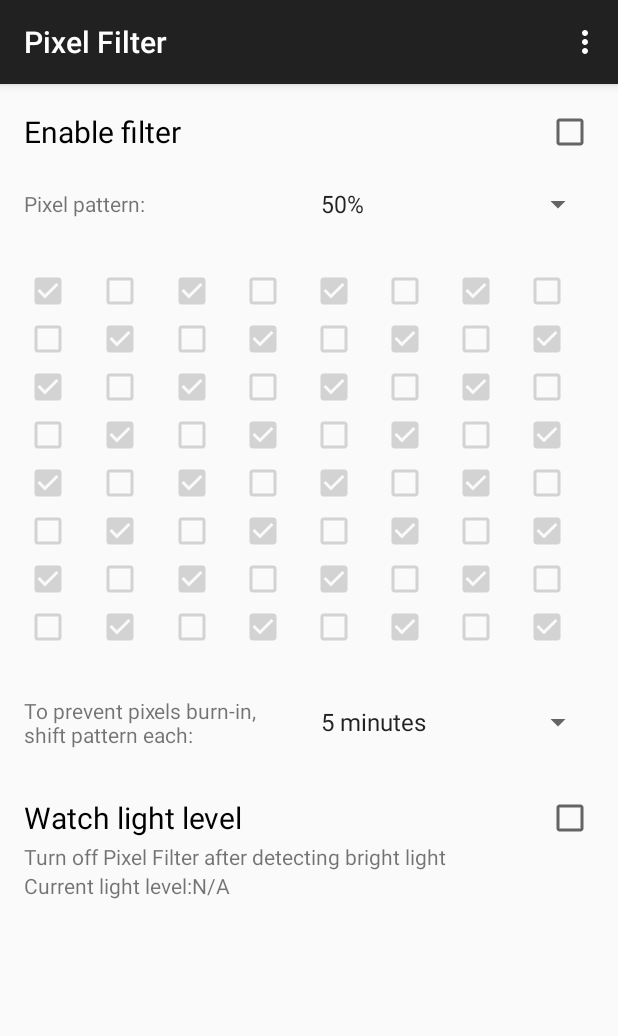
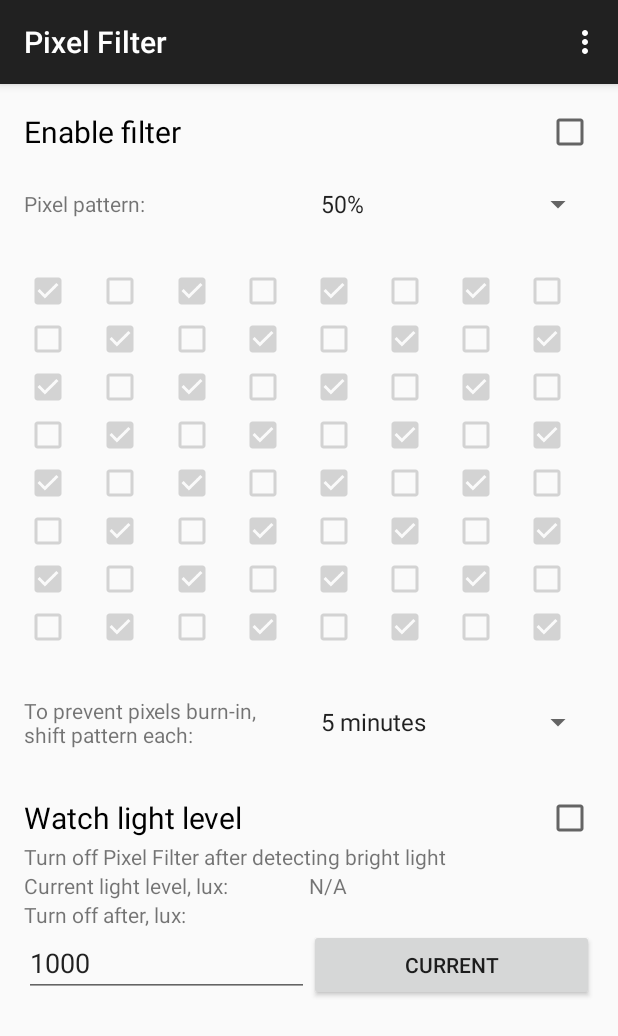
Before and after one commit to pelya/screen-dimmer-pixel-filter, an Android app: the screen it shows after launch (MainActivity), on a phone screen of 412 x 824 dp. Shown: the top 1036 px of the screen. Run offline under Robolectric (Android 15) with nearby library versions, the phone set to English and light mode, and no system bars.

Commit message:
Implemented watching light level

```diff
--- a/app/src/main/java/screen/dimmer/pixelfilter/Cfg.java
+++ b/app/src/main/java/screen/dimmer/pixelfilter/Cfg.java
@@ -15,7 +15,7 @@ public class Cfg {
     public static int Pattern = 3;
     public static int ShiftTimeoutIdx = 4;
     public static boolean UseLightSensor = false;
-    public static float LightSensorValue = 500.0f;
+    public static float LightSensorValue = 1000.0f;
 
     public static String SettingsFileName = "settings.cfg";
 
--- a/app/src/main/java/screen/dimmer/pixelfilter/Ntf.java
+++ b/app/src/main/java/screen/dimmer/pixelfilter/Ntf.java
@@ -18,7 +18,7 @@ public class Ntf {
             PendingIntent cancel = PendingIntent.getService(ctx, 0, new Intent(Intent.ACTION_DELETE, null, ctx, FilterService.class), PendingIntent.FLAG_CANCEL_CURRENT);
 
             Notification ntf = new Notification.Builder(ctx)
-                    .setSmallIcon(R.drawable.ic_launcher)
+                    .setSmallIcon(R.drawable.notification)
                     .setContentTitle(ctx.getString(R.string.filter_active))
                     .setContentText(ctx.getString(R.string.filter_active_2))
                     .setLocalOnly(true)
--- a/app/src/main/res/layout/activity_main.xml
+++ b/app/src/main/res/layout/activity_main.xml
@@ -113,22 +113,55 @@
                 android:layout_height="wrap_content"
                 android:text="@string/light_level_description"
                 android:id="@+id/textView3" />
+
+
             <LinearLayout
                 android:orientation="horizontal"
                 android:layout_width="match_parent"
                 android:layout_height="wrap_content"
                 android:layout_gravity="center_horizontal">
                 <TextView
-                android:layout_width="wrap_content"
+                    android:layout_width="match_parent"
                     android:layout_height="wrap_content"
                     android:text="@string/current_light_level"
-                android:id="@+id/textView4" />
+                    android:id="@+id/textView4"
+                    android:layout_weight="1" />
 
                 <TextView
-                android:layout_width="wrap_content"
+                    android:layout_width="match_parent"
                     android:layout_height="wrap_content"
                     android:text="@string/not_available"
-                android:id="@+id/currentLightLevel" />
+                    android:id="@+id/currentLightLevel"
+                    android:layout_weight="1" />
+            </LinearLayout>
+
+            <TextView
+                android:layout_width="match_parent"
+                android:layout_height="wrap_content"
+                android:text="@string/disable_on"
+                android:id="@+id/textView5" />
+
+            <LinearLayout
+                android:orientation="horizontal"
+                android:layout_width="match_parent"
+                android:layout_height="wrap_content"
+                android:layout_gravity="center_horizontal" >
+
+                <EditText
+                    android:layout_width="match_parent"
+                    android:layout_height="wrap_content"
+                    android:text=""
+                    android:id="@+id/triggerLightLevel"
+                    android:layout_weight="1"
+                    android:inputType="number" />
+
+                <Button
+                    style="?android:attr/buttonStyleSmall"
+                    android:layout_width="match_parent"
+                    android:layout_height="wrap_content"
+                    android:text="@string/current"
+                    android:id="@+id/lightLevelUseCurrent"
+                    android:layout_weight="1" />
 
             </LinearLayout>
 
--- a/app/src/main/res/layout/on_off_widget.xml
+++ b/app/src/main/res/layout/on_off_widget.xml
@@ -22,6 +22,8 @@
         android:textColor="@android:color/primary_text_dark"
         android:maxLines="1"
         android:ellipsize="end"
-        android:textAppearance="?android:attr/textAppearanceSmall" />
+        android:textAppearance="?android:attr/textAppearanceSmall"
+        android:textSize="12sp"
+        android:visibility="gone" />
 
 </LinearLayout>
--- a/app/src/main/res/values/strings.xml
+++ b/app/src/main/res/values/strings.xml
@@ -10,9 +10,11 @@
     <string name="pattern_description">Pixel pattern:</string>
     <string name="enable_filter_checkbox">Enable filter</string>
     <string name="enable_light_sensor">Watch light level</string>
-    <string name="current_light_level">Current light level:</string>
+    <string name="current_light_level">Current light level, lux:</string>
     <string name="light_level_description">Turn off Pixel Filter after detecting bright light</string>
     <string name="not_available">N/A</string>
+    <string name="disable_on">Turn off after, lux:</string>
+    <string name="current">Current</string>
 
 
 </resources>
```
Also changed, not shown: app/src/main/java/screen/dimmer/pixelfilter/FilterService.java (+31 -13 lines), app/src/main/java/screen/dimmer/pixelfilter/MainActivity.java (+71 -2 lines), app/src/main/java/screen/dimmer/pixelfilter/StartSensor.java (added, +38 -0 lines). Lines whose indentation alone changed are shown as unchanged.
